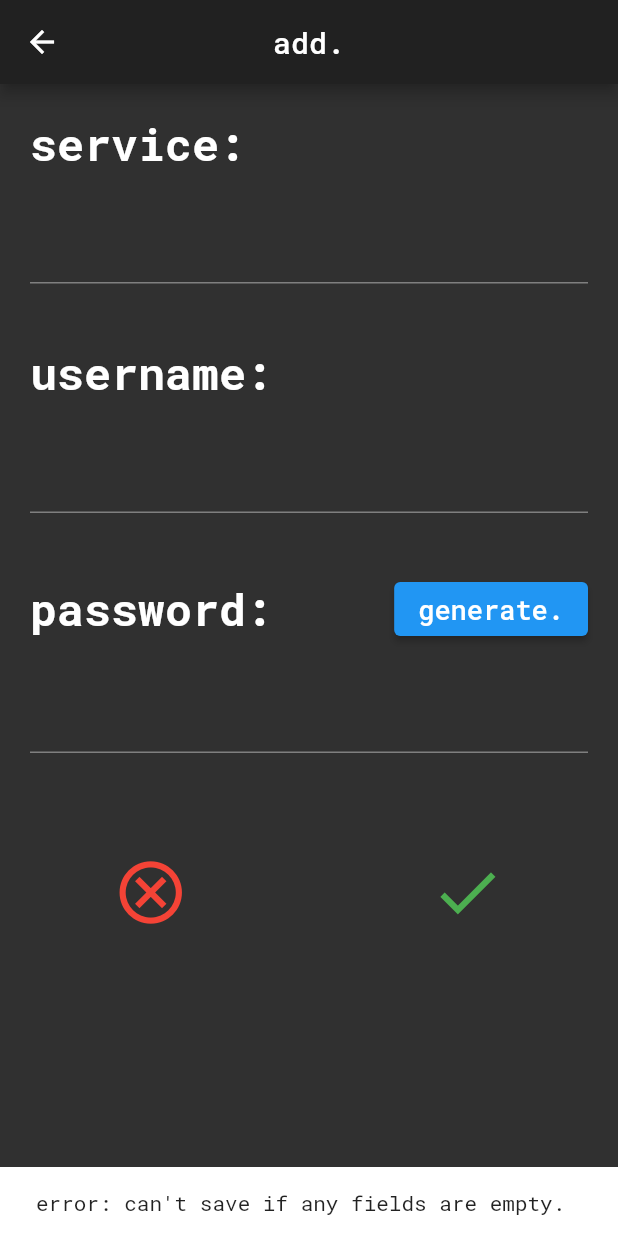
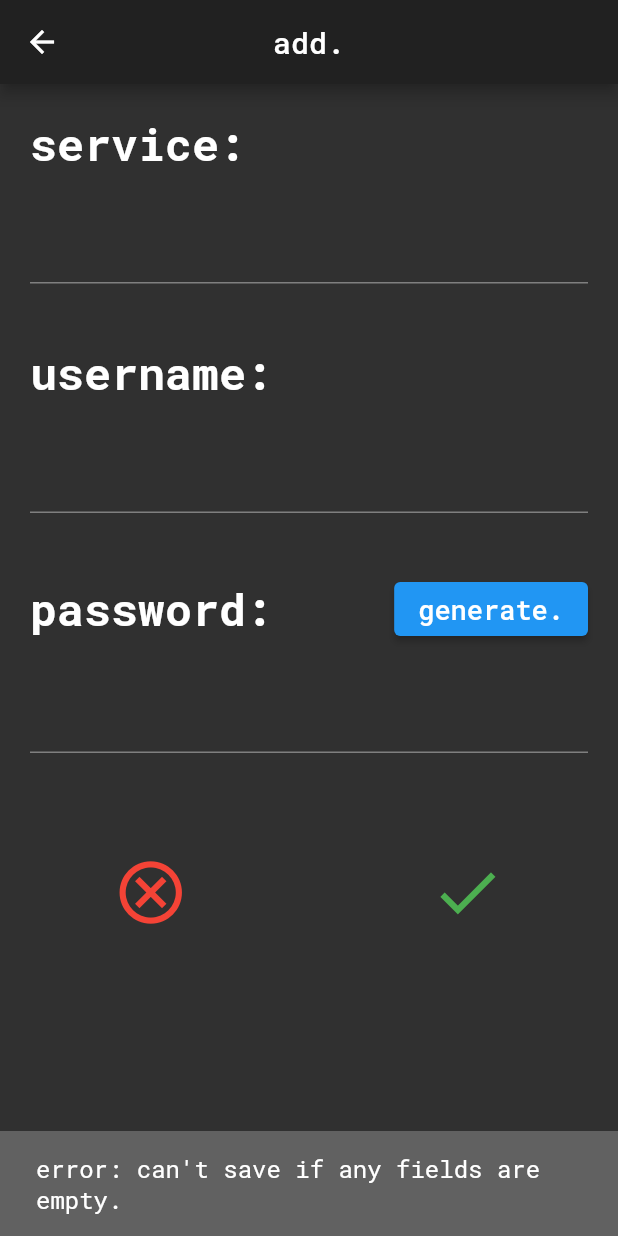
Before and after one commit to akashvshroff/Safe_Flutter_App, a Flutter app: the DetailEdit screen opened directly, after a tap on the "done" icon, on a phone screen of 412 x 824 dp. Run offline on Flutter 3.47's test engine with Material 2 defaults, Android fonts, the light colour scheme and no system bars; our stand-ins replace rxdart, sqflite; missing offline and left inert: encrypt; accounts and stored records are empty.

Commit message:
Improved snackbar styling

```diff
--- a/lib/src/screens/detail_edit.dart
+++ b/lib/src/screens/detail_edit.dart
@@ -173,7 +173,13 @@ class _DetailEditState extends State<DetailEdit> {
   }
 
   void showSnackBar(String content) {
-    final snackBar = SnackBar(content: Text('$content'));
+    final snackBar = SnackBar(
+      content: Text(
+        '$content',
+        style: TextStyle(color: Colors.white, fontSize: 16.0),
+      ),
+      backgroundColor: Colors.grey[700],
+    );
     ScaffoldMessenger.of(context).showSnackBar(snackBar);
   }
 
@@ -190,11 +196,13 @@ class _DetailEditState extends State<DetailEdit> {
       bloc.updateDetail(detailId, service, username, password);
       bloc.fetchDetails();
       Navigator.pop(context);
+      showSnackBar('information edited successfully.');
     } else {
       //add detail
       bloc.addDetail(service, username, password);
       bloc.fetchDetails();
       Navigator.pop(context);
+      showSnackBar('information added successfully.');
     }
   }
 }
```
Also changed, not shown: lib/src/screens/detail_focus.dart (+6 -1 lines).
